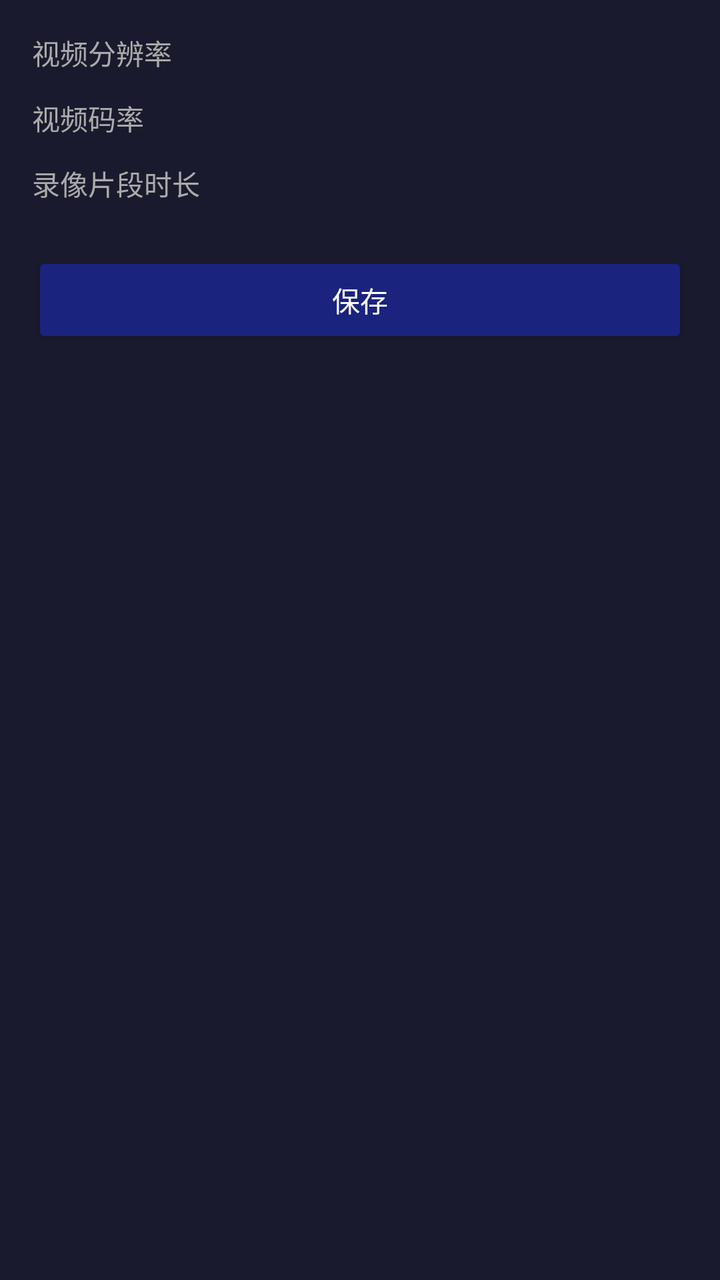
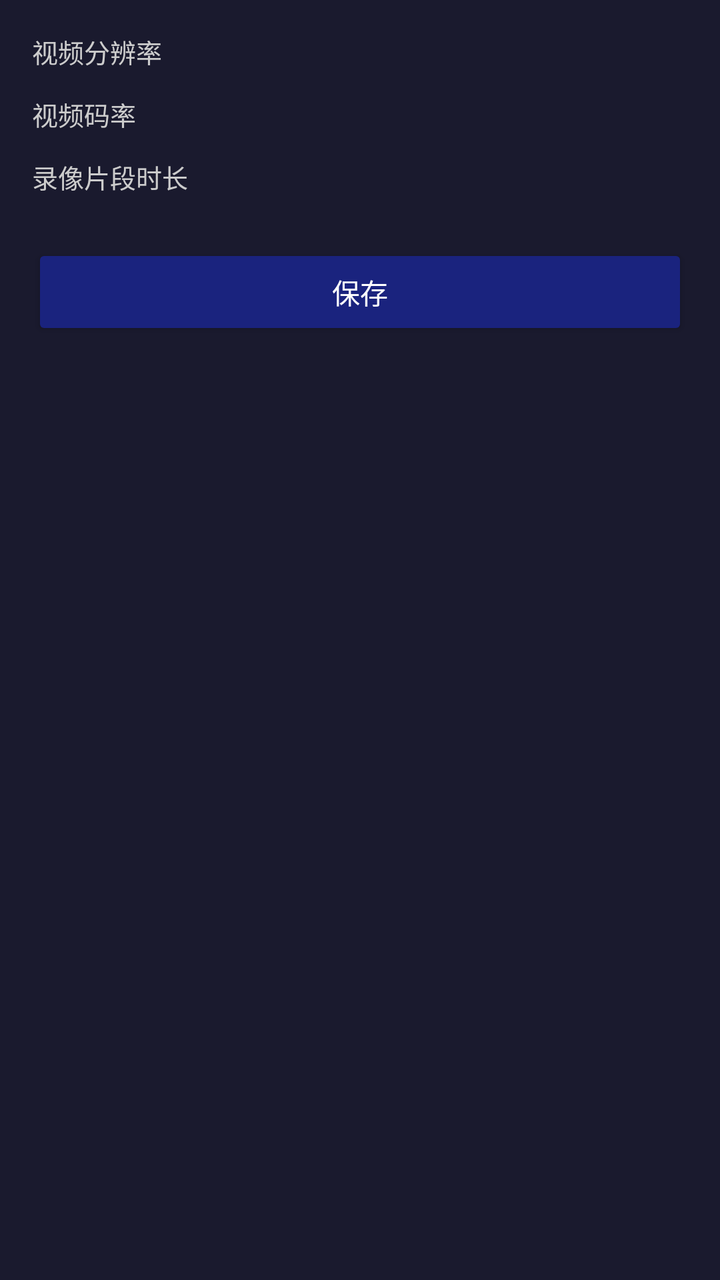

The first picture is an Android layout as it rendered before a commit; the second is the same layout after the commit. The layout source and the unified diff follow.
<!-- AndroidManifest.xml: application theme Theme.EnforcementApp -->
<!-- res/layout/fragment_settings_general.xml -->
<?xml version="1.0" encoding="utf-8"?>
<ScrollView xmlns:android="http://schemas.android.com/apk/res/android"
    android:layout_width="match_parent"
    android:layout_height="match_parent"
    android:background="#1A1A2E"
    android:padding="16dp">
    <LinearLayout android:layout_width="match_parent" android:layout_height="wrap_content" android:orientation="vertical">

        <TextView android:text="视频分辨率" android:textColor="#AAAAAA" android:layout_width="wrap_content" android:layout_height="wrap_content" />
        <Spinner android:id="@+id/spinnerResolution" android:layout_width="match_parent" android:layout_height="wrap_content"
            android:background="#2A2A3E" android:layout_marginBottom="12dp" />

        <TextView android:text="视频码率" android:textColor="#AAAAAA" android:layout_width="wrap_content" android:layout_height="wrap_content" />
        <Spinner android:id="@+id/spinnerBitrate" android:layout_width="match_parent" android:layout_height="wrap_content"
            android:background="#2A2A3E" android:layout_marginBottom="12dp" />

        <TextView android:text="录像片段时长" android:textColor="#AAAAAA" android:layout_width="wrap_content" android:layout_height="wrap_content" />
        <Spinner android:id="@+id/spinnerSegment" android:layout_width="match_parent" android:layout_height="wrap_content"
            android:background="#2A2A3E" android:layout_marginBottom="24dp" />

        <Button android:id="@+id/btnSaveGeneral" android:layout_width="match_parent" android:layout_height="wrap_content"
            android:text="保存" android:backgroundTint="#1A237E" android:textColor="#FFFFFF" />
    </LinearLayout>
</ScrollView>
<!-- resources referenced by this layout -->
<resources>
  <style name="Theme.EnforcementApp" parent="Theme.MaterialComponents.DayNight.NoActionBar">
          <item name="colorPrimary">#1A237E</item>
          <item name="colorPrimaryVariant">#0D47A1</item>
          <item name="colorOnPrimary">#FFFFFF</item>
          <item name="colorSecondary">#2196F3</item>
          <item name="android:windowBackground">#000000</item>
      </style>
</resources>

<!-- the commit's change to res/layout/fragment_settings_general.xml (unified diff, before → after) -->
@@ -6,15 +6,18 @@
     android:padding="16dp">
     <LinearLayout android:layout_width="match_parent" android:layout_height="wrap_content" android:orientation="vertical">
 
-        <TextView android:text="视频分辨率" android:textColor="#AAAAAA" android:layout_width="wrap_content" android:layout_height="wrap_content" />
+        <TextView android:text="视频分辨率" android:textColor="#CCCCCC" android:textSize="13sp"
+            android:layout_width="wrap_content" android:layout_height="wrap_content" />
         <Spinner android:id="@+id/spinnerResolution" android:layout_width="match_parent" android:layout_height="wrap_content"
             android:background="#2A2A3E" android:layout_marginBottom="12dp" />
 
-        <TextView android:text="视频码率" android:textColor="#AAAAAA" android:layout_width="wrap_content" android:layout_height="wrap_content" />
+        <TextView android:text="视频码率" android:textColor="#CCCCCC" android:textSize="13sp"
+            android:layout_width="wrap_content" android:layout_height="wrap_content" />
         <Spinner android:id="@+id/spinnerBitrate" android:layout_width="match_parent" android:layout_height="wrap_content"
             android:background="#2A2A3E" android:layout_marginBottom="12dp" />
 
-        <TextView android:text="录像片段时长" android:textColor="#AAAAAA" android:layout_width="wrap_content" android:layout_height="wrap_content" />
+        <TextView android:text="录像片段时长" android:textColor="#CCCCCC" android:textSize="13sp"
+            android:layout_width="wrap_content" android:layout_height="wrap_content" />
         <Spinner android:id="@+id/spinnerSegment" android:layout_width="match_parent" android:layout_height="wrap_content"
             android:background="#2A2A3E" android:layout_marginBottom="24dp" />
 
